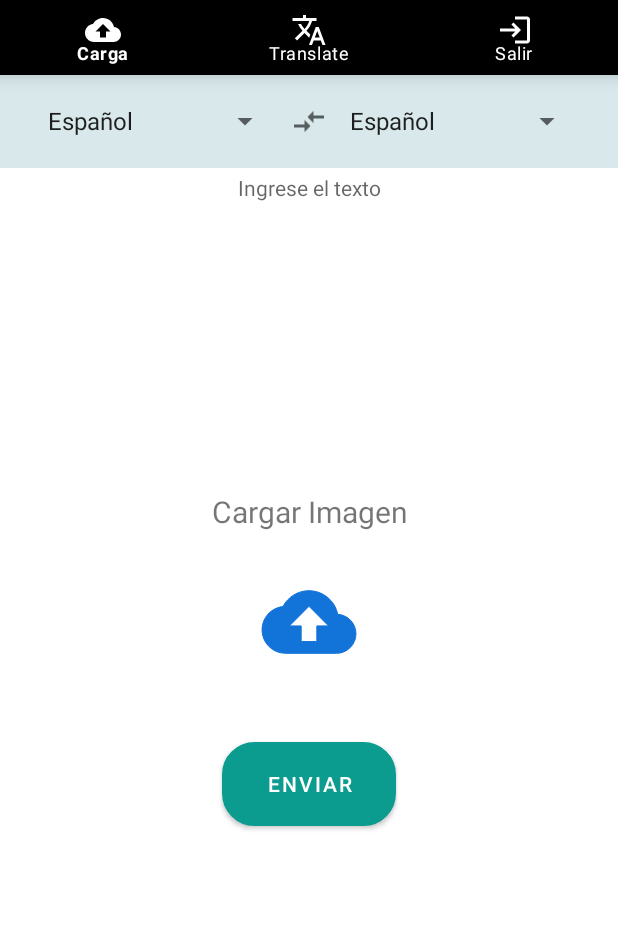
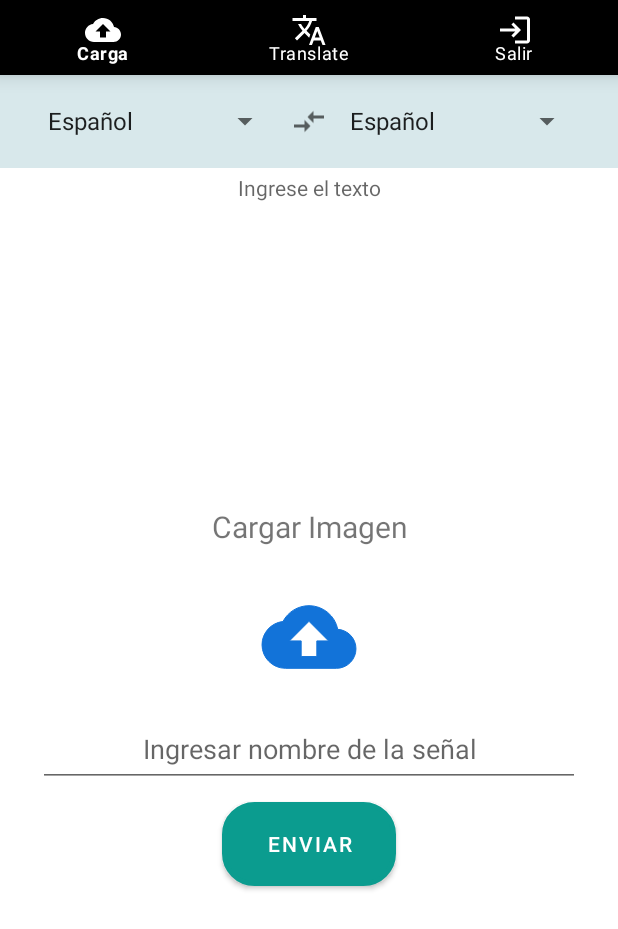
Before and after one commit to jbricenoa92/Inclusive, an Android app: the fragment upload_Fragment placed in its activity, on a phone screen of 412 x 824 dp. Shown: the top 929 px of the screen. Run offline under Robolectric (Android 15) with nearby library versions, the phone set to English and light mode, and no system bars; our stand-ins replace Firebase (no records; nobody signed in at launch, a user with empty details on screens opened directly).

Commit message:
upload image correct con flujos

```diff
--- /dev/null
+++ b/app/src/main/java/com/example/inclusive/model/repository/HomeRepository.java
@@ -0,0 +1,4 @@
+package com.example.inclusive.model.repository;
+
+public class HomeRepository {
+}
--- a/app/src/main/java/com/example/inclusive/view/activities/MainActivity.kt
+++ b/app/src/main/java/com/example/inclusive/view/activities/MainActivity.kt
@@ -34,25 +34,25 @@ import kotlinx.android.synthetic.main.activity_main.*
                 startActivity(intent)
             })
 
-            var teclado=homeviewModel.selectedItem.observe(this, Observer {
+            var teclado=homeviewModel.selectedItem.observe(this) {
                 var fragment: Fragment
                 // Log.e("itimprimir",it.toString())
-                when (it){
-                    0->{
+                when (it) {
+                    0 -> {
                         toggleSoftInput(activity_main.findViewById(R.id.showteclado))
                     }
-                    1 ->{
+                    1 -> {
                         hideKeyboard(activity_main.findViewById(R.id.showteclado))
                         fragment = tecladoBrailleFragment()
-                       loadFragmentnavOptionTranstale(fragment)
+                        loadFragmentnavOptionTranstale(fragment)
                     }
-                    2 ->{
+                    2 -> {
                         hideKeyboard(activity_main.findViewById(R.id.showteclado))
                         fragment = tDagtiloFragment()
                         loadFragmentnavOptionTranstale(fragment)
                     }
                 }
-            })
+            }
             loadFragmentnavBar(HomeFragment.newInstance())
             navigationBar()
 
@@ -116,8 +116,6 @@ import kotlinx.android.synthetic.main.activity_main.*
                 .commit()
         }
 
-
-
         private fun loadFragmentnavOptionTranstale(fragment: Fragment) {
             // load fragment
             supportFragmentManager.beginTransaction()
--- a/app/src/main/java/com/example/inclusive/view/fragments/HomeFragment.kt
+++ b/app/src/main/java/com/example/inclusive/view/fragments/HomeFragment.kt
@@ -17,12 +17,6 @@ class HomeFragment : Fragment() {
 
     private val viewModel: HomeViewModel by activityViewModels()
 
-    override fun onCreate(savedInstanceState: Bundle?) {
-        super.onCreate(savedInstanceState)
-        arguments?.let {
-        }
-    }
-
     override fun onCreateView(
         inflater: LayoutInflater, container: ViewGroup?,
         savedInstanceState: Bundle?
@@ -39,18 +33,15 @@ class HomeFragment : Fragment() {
         val storage = FirebaseStorage.getInstance().getReference()
         val ONE_MEGABYTE: Long = 1024 * 1024
 
-        edittext.setOnKeyListener(
-            View.OnKeyListener
-            { v, keyCode, event ->
-                if (keyCode == KeyEvent.KEYCODE_ENTER) {
-                    val getSpinner1: String = spLista.selectedItem.toString()
-                    val getSpinner2: String = spLista2.selectedItem.toString()
+        edittext.setOnKeyListener { v, keyCode, event ->
+            if (keyCode == KeyEvent.KEYCODE_ENTER) {
+                val getSpinner1: String = spLista.selectedItem.toString()
+                val getSpinner2: String = spLista2.selectedItem.toString()
 
-                }
-                false
-            })
+            }
+            false
+        }
 
-// Create an ArrayAdapter using the string array and a default spinner layout
         ArrayAdapter.createFromResource(
             this.requireContext(),
             R.array.Lista,
--- a/app/src/main/java/com/example/inclusive/view/fragments/UploadFragment.kt
+++ b/app/src/main/java/com/example/inclusive/view/fragments/UploadFragment.kt
@@ -1,32 +1,31 @@
 package com.example.inclusive.view.fragments
-
-
 
 import android.app.Activity
 import android.content.Intent
 import android.net.Uri
-
 import android.os.Bundle
-
 import androidx.fragment.app.Fragment
 import android.view.LayoutInflater
 import android.view.View
 import android.view.ViewGroup
-
+import android.widget.Button
+import android.widget.EditText
 import android.widget.ImageButton
-import androidx.activity.result.contract.ActivityResultContract
+import android.widget.Toast
 import androidx.activity.result.contract.ActivityResultContracts
-
+import androidx.fragment.app.viewModels
+import androidx.lifecycle.Observer
 import com.example.inclusive.R
-import com.example.inclusive.viewmodel.auth.UploadViewModel
+import com.example.inclusive.viewmodel.auth.FirebaseViewModel
 
 
 class upload_Fragment : Fragment() {
 
-        private lateinit var uploadViewModel: UploadViewModel
+        private val firebaseViewModel: FirebaseViewModel by viewModels()
         private lateinit var buttonupload:ImageButton
-        private val REQUEST_IMAGE_CAPTURE = 1
-        private lateinit var locationForPhotos: Uri
+        private lateinit var buttonsendImage:Button
+        private lateinit var cargarname:EditText
+        private var data: Uri? =null
 
     override fun onCreateView(
         inflater: LayoutInflater, container: ViewGroup?,
@@ -39,26 +38,59 @@ class upload_Fragment : Fragment() {
     override fun onViewCreated(view: View, savedInstanceState: Bundle?) {
         super.onViewCreated(view, savedInstanceState)
         buttonupload=view.findViewById(R.id.imageViewUpload)
-        var uri:Uri
+        buttonsendImage=view.findViewById(R.id.buttonSendImages)
+        cargarname=view.findViewById(R.id.cargarname)
+
+        if(view!=null){
+            firebaseViewModel.uploadMutable.observe(viewLifecycleOwner, Observer{
+                val respuesta=firebaseViewModel.uploadMutable.value
+                if(firebaseViewModel.uploadMutable.value !=null){
+                    if(respuesta==true){
+                        buttonupload.setImageResource(R.drawable.upload_foreground)
+                        buttonsendImage.text=""
+
+            } }
+            })
+        }
+
         buttonupload.setOnClickListener(View.OnClickListener {
             getphoto()
       })
+
+        buttonsendImage.setOnClickListener {
+
+                if( cargarname.text.toString() !=null && cargarname.text.toString() !="" ){
+                    firebaseViewModel.uploadimage(data, cargarname.text.toString(),requireContext())
+
+
+                }else{
+                    Toast.makeText(context, "Campos vacios",
+                        Toast.LENGTH_SHORT).show()
+                }
+
+        }
+
+
     }
 
     fun getphoto(){
         val intent = Intent(Intent.ACTION_GET_CONTENT)
-        intent.type = "image/*"
-        starForActivityGalerry.launch(intent)
+        intent.type = "*/*"
+        starForActivityGalery.launch(intent)
 
     }
 
-    private val starForActivityGalerry = registerForActivityResult(
+    private val starForActivityGalery = registerForActivityResult(
         ActivityResultContracts.StartActivityForResult()
     ){
         if(it.resultCode==Activity.RESULT_OK){
-            val data =it.data?.data
-            buttonupload.setImageURI(data)
-
+            data = it.data?.data!!
+            if(data !=null){
+                buttonupload.setImageURI(data)
+            }else{
+                Toast.makeText(context, "Seleccione imagen ",
+                    Toast.LENGTH_SHORT).show()
+            }
         }
     }
 
--- a/app/src/main/java/com/example/inclusive/viewmodel/auth/UploadViewModel.kt
+++ b/app/src/main/java/com/example/inclusive/viewmodel/auth/FirebaseViewModel.kt
@@ -1,18 +1,20 @@
 package com.example.inclusive.viewmodel.auth
 
 import android.app.Activity
+import android.content.Context
 import android.content.Intent
+import android.net.Uri
 import android.os.Bundle
 import androidx.core.app.ActivityCompat
 import androidx.lifecycle.MutableLiveData
 import androidx.lifecycle.ViewModel
-import com.example.inclusive.model.repository.ImageRepository
+import com.example.inclusive.model.repository.FirebaseRepository
 import com.google.firebase.ktx.Firebase
 import com.google.firebase.storage.ktx.storage
 
-class UploadViewModel: ViewModel {
+class FirebaseViewModel: ViewModel {
 
-        private var imageRepository:ImageRepository
+        private var firebaseRepository:FirebaseRepository
 
         private var _uploadMutable:MutableLiveData<Boolean>
         val uploadMutable:MutableLiveData<Boolean>
@@ -23,11 +25,11 @@ class UploadViewModel: ViewModel {
     private val ref= database.reference
 
 
+
         constructor(){
-            imageRepository= ImageRepository()
-            this._uploadMutable=imageRepository.firebasestoreMutable
+            firebaseRepository= FirebaseRepository()
+            this._uploadMutable=firebaseRepository.firebasestoreMutable
         }
-
 
     fun getimage(activity: Activity, bundle: Bundle?){
 
@@ -38,5 +40,11 @@ class UploadViewModel: ViewModel {
         }
     }
 
+    fun uploadimage(image: Uri?,name:String,context: Context){
+        if (image != null) {
+            firebaseRepository.uploadtoFirebase(image,name,context)
+        }
+    }
+
 
 }
--- a/app/src/main/res/layout/fragment_upload.xml
+++ b/app/src/main/res/layout/fragment_upload.xml
@@ -12,22 +12,33 @@
         android:layout_width="match_parent"
         android:layout_height="wrap_content"
         android:text="Cargar Imagen"
+        android:layout_margin="10dp"
         android:textAlignment="center"
         android:textSize="20dp" />
     <ImageButton
         android:id="@+id/imageViewUpload"
         android:layout_width="225dp"
-        android:layout_height="120dp"
+        android:layout_height="100dp"
         android:layout_gravity="center"
         android:background="@drawable/b_nada"
         android:src="@drawable/upload_foreground"/>
 
+    <EditText
+        android:id="@+id/cargarname"
+        android:layout_width="match_parent"
+        android:layout_height="50dp"
+        android:layout_marginLeft="25dp"
+        android:layout_marginRight="25dp"
+        android:hint="Ingresar nombre de la señal"
+        android:textAlignment="center"
+        android:textColor="@color/black" />
+
     <Button
-        android:id="@+id/buttonUpload"
+        android:id="@+id/buttonSendImages"
         android:layout_width="116dp"
         android:layout_height="56dp"
         android:layout_gravity="center"
-        android:layout_margin="20dp"
+        android:layout_margin="10dp"
         android:background="@drawable/border_raius"
         android:text="Enviar"
         android:textAlignment="center" />
```
Also changed, not shown: app/src/main/java/com/example/inclusive/model/repository/FirebaseRepository.kt (added, +55 -0 lines), app/src/main/java/com/example/inclusive/model/repository/ImageRepository.kt (deleted, +0 -32 lines).
